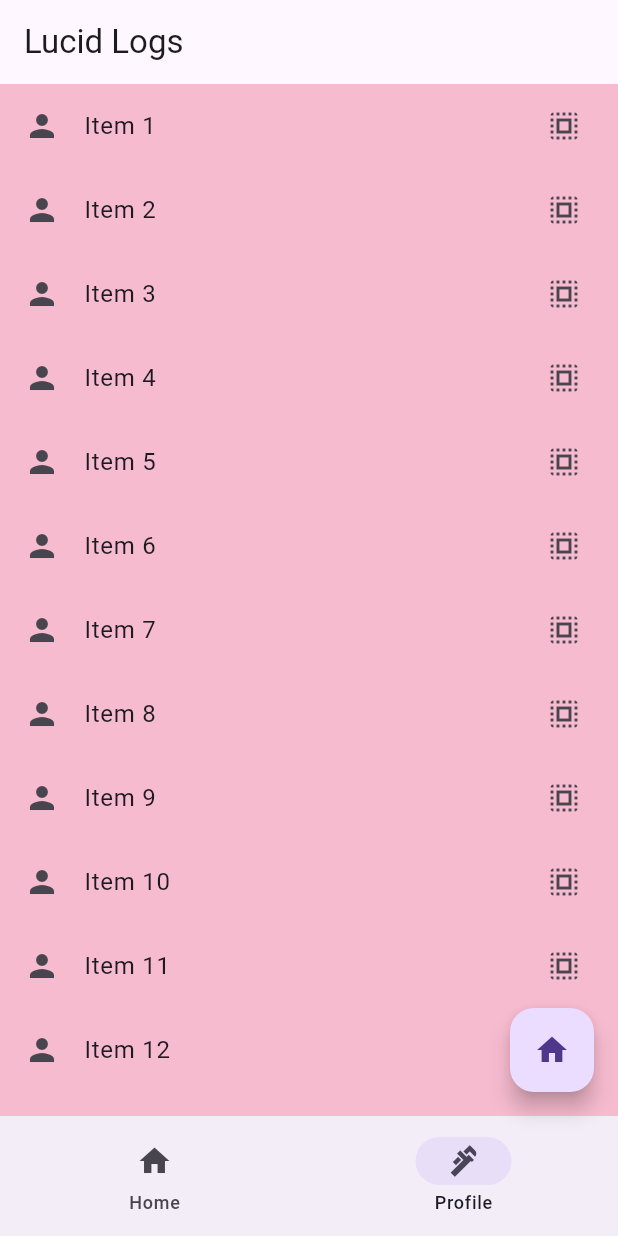
After one commit to RizPur/LucidLogs, a Flutter app: the screen it shows after launch, item 2 of the bottom bar chosen, on a phone screen of 412 x 824 dp. The commit adds this screen. Run offline on Flutter 3.47's test engine with Material 3 defaults, Android fonts, the phone set to English and light mode, and no system bars.

Commit message:
tut completed

```diff
--- a/lib/main.dart
+++ b/lib/main.dart
@@ -1,5 +1,6 @@
 import 'package:flutter/material.dart';
 import 'package:lucidlogs/home.dart';
+import 'package:lucidlogs/profile_page.dart';
 
 void main() {
   runApp(const MyApp());
@@ -29,13 +30,14 @@ class RootPage extends StatefulWidget {
 
 class _RootPageState extends State<RootPage> {
   int currentPage = 0;
+  List<Widget> pages = const [HomePage(), ProfilePage()];
   @override
   Widget build(BuildContext context) {
     return Scaffold(
       appBar: AppBar(
         title: const Text('Lucid Logs'), // Adding a text to the AppBar
       ),
-      body: const HomePage(),
+      body: pages[currentPage],
       backgroundColor: const Color.fromARGB(255, 247, 187, 207),
       floatingActionButton: FloatingActionButton(
         onPressed: () {
@@ -45,8 +47,8 @@ class _RootPageState extends State<RootPage> {
       ),
       bottomNavigationBar: NavigationBar(
         destinations: const [
-          NavigationDestination(icon: Icon(Icons.home), label: "home"),
-          NavigationDestination(icon: Icon(Icons.plus_one), label: "plus"),
+          NavigationDestination(icon: Icon(Icons.home), label: "Home"),
+          NavigationDestination(icon: Icon(Icons.plumbing_sharp), label: "Profile"),
       ],
       onDestinationSelected: (int index){
         setState(() {
--- /dev/null
+++ b/lib/profile_page.dart
@@ -0,0 +1,23 @@
+import 'package:flutter/material.dart';
+
+const int itemCount = 20;
+class ProfilePage extends StatelessWidget {
+  const ProfilePage({super.key});
+
+  @override
+  Widget build(BuildContext context) {
+    return ListView.builder(
+      itemCount: itemCount,
+      itemBuilder: (BuildContext context, int index){
+        return ListTile(
+          title: Text("Item ${(index + 1)}"),
+          leading: const Icon(Icons.person),
+          trailing: const Icon(Icons.select_all),
+          onTap: (){
+            debugPrint("Item ${index + 1} selected");
+          },
+        );
+
+    });
+  }
+}
```
